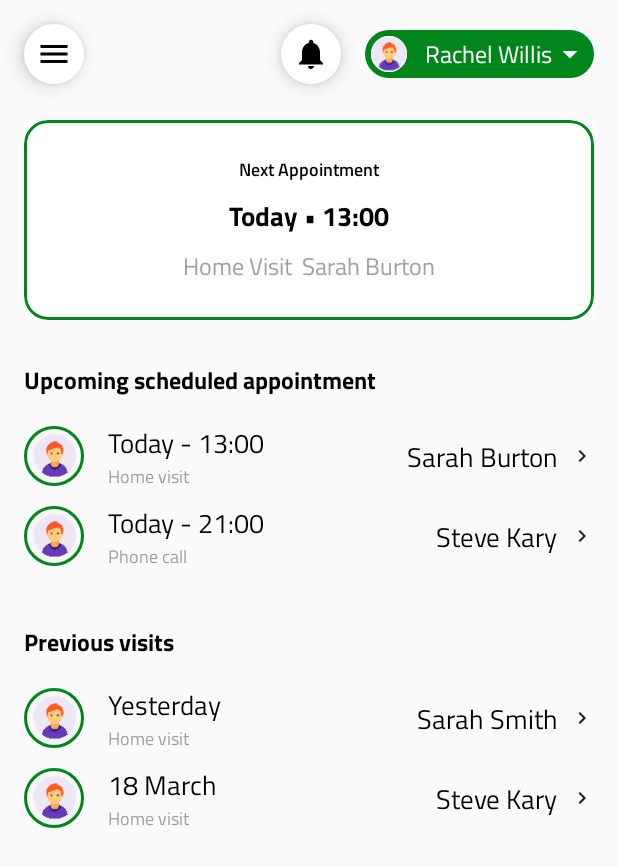
After one commit to mobileappconsultant/sylvademoapp, an Android app built with Jetpack Compose: the HomeScreen screen opened through its navigation route, on a phone screen of 412 x 824 dp. The commit adds this screen. Shown: the top 867 px of the screen. Run offline under Robolectric (Android 15) with nearby library versions, the phone set to English and light mode, and no system bars; our stand-ins replace Dagger/Hilt's generated code.

Commit message:
Implements Home Screen

```diff
--- /dev/null
+++ b/android/src/main/java/com/sylval/demo/android/ui/composable/CustomIconButton.kt
@@ -0,0 +1,27 @@
+package com.sylval.demo.android.ui.composable
+
+import androidx.compose.foundation.clickable
+import androidx.compose.foundation.layout.padding
+import androidx.compose.foundation.layout.size
+import androidx.compose.foundation.shape.CircleShape
+import androidx.compose.material.Card
+import androidx.compose.material.Icon
+import androidx.compose.runtime.Composable
+import androidx.compose.ui.Modifier
+import androidx.compose.ui.graphics.Color
+import androidx.compose.ui.graphics.vector.ImageVector
+import androidx.compose.ui.unit.dp
+
+@Composable
+fun CustomIconButton(icon: ImageVector, onClick : () -> Unit) {
+    Card(elevation = 8.dp, shape = CircleShape, backgroundColor = Color.White, modifier = Modifier.clickable { onClick.invoke() }) {
+        Icon(
+            imageVector = icon,
+            contentDescription = "",
+            modifier = Modifier
+                .size(40.dp)
+                .padding(8.dp),
+            tint = Color.Black
+        )
+    }
+}
--- a/android/src/main/java/com/sylval/demo/android/ui/composable/Form.kt
+++ b/android/src/main/java/com/sylval/demo/android/ui/composable/Form.kt
@@ -20,6 +20,7 @@ fun Form(state: FormState, fields: List<Field>) {
             when (it.type) {
                 FieldType.Primary -> it.Content()
                 FieldType.Switch -> it.ContentSwitch()
+                FieldType.ImageInput ->it.ContentImage()
             }
             Spacer(modifier = Modifier.height(dp24))
         }
--- a/android/src/main/java/com/sylval/demo/android/ui/navigation/Routes.kt
+++ b/android/src/main/java/com/sylval/demo/android/ui/navigation/Routes.kt
@@ -9,5 +9,7 @@ sealed class Routes(val route: String) {
 
     object CarerQuestion : Routes("carerQuestionScreen")
     object IntendingCare : Routes("intendingCareScreen")
+    object HomeScreen : Routes("homeScreen")
+
 
 }
--- a/android/src/main/java/com/sylval/demo/android/ui/screens/auth/SignInScreen.kt
+++ b/android/src/main/java/com/sylval/demo/android/ui/screens/auth/SignInScreen.kt
@@ -71,7 +71,6 @@ fun SignInScreen(onSignUp: () -> Unit, onSignIn: () -> Unit) {
                     ),
                 )
             )
-            Spacer(modifier = Modifier.height(dp32))
             UnderlineText(
                 text = stringResource(R.string.forgot_password),
                 fontWeight = FontWeight.W400,
--- /dev/null
+++ b/android/src/main/java/com/sylval/demo/android/ui/screens/home/HomeScreen.kt
@@ -0,0 +1,64 @@
+package com.sylval.demo.android.ui.screens.home
+
+import androidx.compose.foundation.background
+import androidx.compose.foundation.clickable
+import androidx.compose.foundation.layout.*
+import androidx.compose.foundation.shape.CircleShape
+import androidx.compose.foundation.shape.RoundedCornerShape
+import androidx.compose.material.Card
+import androidx.compose.material.Icon
+import androidx.compose.material.IconButton
+import androidx.compose.material.icons.Icons
+import androidx.compose.material.icons.filled.Menu
+import androidx.compose.material.icons.filled.Notifications
+import androidx.compose.runtime.Composable
+import androidx.compose.ui.Alignment
+import androidx.compose.ui.Modifier
+import androidx.compose.ui.draw.shadow
+import androidx.compose.ui.graphics.Color
+import androidx.compose.ui.unit.dp
+import com.sylval.demo.android.ui.composable.CustomIconButton
+import com.sylval.demo.android.ui.screens.home.composable.AppointmentCard
+import com.sylval.demo.android.ui.screens.home.composable.HomeSection
+import com.sylval.demo.android.ui.screens.home.composable.UserAppointment
+import com.sylval.demo.android.ui.screens.home.composable.UserDropdown
+
+@Composable
+fun HomeScreen() {
+    Box(
+        Modifier
+            .fillMaxSize()
+            .padding(16.dp)
+    ) {
+        Column {
+            Row(verticalAlignment = Alignment.CenterVertically) {
+                CustomIconButton(icon = Icons.Filled.Menu) {
+
+                }
+                Spacer(modifier = Modifier.weight(1f))
+                CustomIconButton(icon = Icons.Filled.Notifications) {
+
+                }
+                Spacer(modifier = Modifier.width(16.dp))
+                UserDropdown()
+            }
+            Spacer(modifier = Modifier.height(24.dp))
+            AppointmentCard()
+            Spacer(modifier = Modifier.height(12.dp))
+            HomeSection(
+                title = "Upcoming scheduled appointment", items = listOf(
+                    UserAppointment("Today - 13:00", "Sarah Burton", "Home visit"),
+                    UserAppointment("Today - 21:00", "Steve Kary", "Phone call")
+
+                )
+            )
+            Spacer(modifier = Modifier.height(12.dp))
+            HomeSection(
+                title = "Previous visits", items = listOf(
+                    UserAppointment("Yesterday", "Sarah Smith", "Home visit"),
+                    UserAppointment("18 March", "Steve Kary", "Home visit")
+                )
+            )
+        }
+    }
+}
--- /dev/null
+++ b/android/src/main/java/com/sylval/demo/android/ui/screens/home/composable/AppointmentCard.kt
@@ -0,0 +1,42 @@
+package com.sylval.demo.android.ui.screens.home.composable
+
+import androidx.compose.foundation.BorderStroke
+import androidx.compose.foundation.background
+import androidx.compose.foundation.border
+import androidx.compose.foundation.layout.*
+import androidx.compose.foundation.shape.RoundedCornerShape
+import androidx.compose.material.Card
+import androidx.compose.runtime.Composable
+import androidx.compose.ui.Alignment
+import androidx.compose.ui.Modifier
+import androidx.compose.ui.draw.clip
+import androidx.compose.ui.graphics.Color
+import androidx.compose.ui.text.font.FontWeight
+import androidx.compose.ui.unit.dp
+import com.sylval.demo.android.ui.composable.PrimaryText
+import com.sylval.demo.android.ui.theme.*
+
+@Composable
+fun AppointmentCard() {
+    Card(
+        modifier = Modifier
+            .fillMaxWidth()
+            .background(Color.White)
+            .clip(RoundedCornerShape(dp16)),
+        elevation = 4.dp,
+        backgroundColor = Color.White,
+        shape = RoundedCornerShape(dp16),
+        border = BorderStroke(width = 2.dp, color = PrimaryColor)
+    ) {
+        Column(modifier = Modifier.padding(dp24).fillMaxWidth(), horizontalAlignment = Alignment.CenterHorizontally) {
+            PrimaryText(text = "Next Appointment", fontWeight = FontWeight.Medium, fontSize = sp12)
+            Spacer(modifier = Modifier.height(dp8))
+            PrimaryText(text = "Today \u2022 13:00", fontWeight = FontWeight.Bold, fontSize = sp18)
+            Spacer(modifier = Modifier.height(dp8))
+            PrimaryText(
+                text = "Home Visit  Sarah Burton",
+                textColor = Color.Gray.copy(alpha = 0.8f)
+            )
+        }
+    }
+}
--- /dev/null
+++ b/android/src/main/java/com/sylval/demo/android/ui/screens/home/composable/HomeSection.kt
@@ -0,0 +1,27 @@
+package com.sylval.demo.android.ui.screens.home.composable
+
+import androidx.compose.foundation.background
+import androidx.compose.foundation.layout.*
+import androidx.compose.runtime.Composable
+import androidx.compose.ui.Modifier
+import androidx.compose.ui.graphics.Color
+import androidx.compose.ui.text.font.FontWeight
+import androidx.compose.ui.unit.dp
+import com.sylval.demo.android.ui.composable.PrimaryText
+
+@Composable
+fun HomeSection(title: String, items: List<UserAppointment>) {
+    Column {
+        PrimaryText(
+            text = title,
+            modifier = Modifier.padding(vertical = 16.dp),
+            fontWeight = FontWeight.Bold
+        )
+        for (item in items) {
+            UserAppointmentListItem(date = item.date, type = item.type, name = item.name)
+            Spacer(modifier = Modifier.height(8.dp))
+        }
+    }
+}
+
+data class UserAppointment(val date: String, val name: String, val type: String)
--- /dev/null
+++ b/android/src/main/java/com/sylval/demo/android/ui/screens/home/composable/UserAppointmentListItem.kt
@@ -0,0 +1,68 @@
+package com.sylval.demo.android.ui.screens.home.composable
+
+import androidx.compose.foundation.Image
+import androidx.compose.foundation.background
+import androidx.compose.foundation.border
+import androidx.compose.foundation.layout.*
+import androidx.compose.foundation.shape.CircleShape
+import androidx.compose.material.Icon
+import androidx.compose.material.icons.Icons
+import androidx.compose.material.icons.filled.ChevronRight
+import androidx.compose.runtime.Composable
+import androidx.compose.ui.Alignment
+import androidx.compose.ui.Modifier
+import androidx.compose.ui.draw.clip
+import androidx.compose.ui.graphics.Color
+import androidx.compose.ui.tooling.preview.Preview
+import androidx.compose.ui.unit.dp
+import androidx.compose.ui.unit.sp
+import coil.compose.rememberAsyncImagePainter
+import com.sylval.demo.android.R
+import com.sylval.demo.android.ui.composable.PrimaryText
+import com.sylval.demo.android.ui.theme.PrimaryColor
+
+@Composable
+fun UserAppointmentListItem(date: String, type: String, name: String) {
+    Row(verticalAlignment = Alignment.CenterVertically, modifier = Modifier.fillMaxWidth()) {
+        Box(
+            modifier = Modifier
+                .border(width = 2.dp, PrimaryColor, shape = CircleShape),
+            contentAlignment = Alignment.Center
+        ) {
+            Image(
+                painter = rememberAsyncImagePainter(model = R.drawable.user_avatar),
+                contentDescription = "",
+                modifier = Modifier
+                    .clip(
+                        CircleShape
+                    )
+                    .padding(4.dp)
+                    .size(32.dp)
+            )
+        }
+        Spacer(modifier = Modifier.width(16.dp))
+        Column {
+            PrimaryText(text = date, fontSize = 18.sp)
+            Spacer(modifier = Modifier.width(2.dp))
+            PrimaryText(text = type, fontSize = 12.sp, textColor = Color.Gray.copy(alpha = 0.8f))
+
+        }
+
+        Spacer(modifier = Modifier.weight(1f))
+        PrimaryText(text = name, fontSize = 18.sp)
+        Spacer(modifier = Modifier.width(8.dp))
+        Icon(
+            imageVector = Icons.Default.ChevronRight,
+            contentDescription = "Select",
+            modifier = Modifier.size(16.dp)
+        )
+    }
+}
+
+@Composable
+@Preview
+fun Preview() {
+    Box(Modifier.background(Color.White)) {
+        UserAppointmentListItem(date = "Today", type = "Home visit", name = "Sarah Winkels")
+    }
+}
--- /dev/null
+++ b/android/src/main/java/com/sylval/demo/android/ui/screens/home/composable/UserDropdown.kt
@@ -0,0 +1,49 @@
+package com.sylval.demo.android.ui.screens.home.composable
+
+import androidx.compose.foundation.Image
+import androidx.compose.foundation.background
+import androidx.compose.foundation.layout.*
+import androidx.compose.foundation.shape.CircleShape
+import androidx.compose.foundation.shape.RoundedCornerShape
+import androidx.compose.material.Icon
+import androidx.compose.material.icons.Icons
+import androidx.compose.material.icons.outlined.ArrowDropDown
+import androidx.compose.runtime.Composable
+import androidx.compose.ui.Alignment
+import androidx.compose.ui.Modifier
+import androidx.compose.ui.draw.clip
+import androidx.compose.ui.graphics.Color
+import androidx.compose.ui.graphics.vector.ImageVector
+import androidx.compose.ui.layout.ContentScale
+import androidx.compose.ui.unit.dp
+import coil.compose.rememberAsyncImagePainter
+import com.sylval.demo.android.R
+import com.sylval.demo.android.ui.composable.PrimaryText
+import com.sylval.demo.android.ui.theme.PrimaryColor
+
+@Composable
+fun UserDropdown() {
+    Box(
+        modifier = Modifier
+            .background(color = PrimaryColor, shape = RoundedCornerShape(50))
+            .clip(RoundedCornerShape(24))
+    ) {
+        Row(verticalAlignment = Alignment.CenterVertically, modifier = Modifier.padding(4.dp)){
+            Image(
+                painter = rememberAsyncImagePainter(model = R.drawable.user_avatar),
+                contentDescription = "",
+                modifier = Modifier
+                    .clip(
+                        CircleShape
+                    )
+                    .background(Color.White)
+                    .size(24.dp),
+                contentScale = ContentScale.Crop
+            )
+            Spacer(modifier = Modifier.width(12.dp))
+            PrimaryText(text = "Rachel Willis", textColor = Color.White)
+            Icon(imageVector = Icons.Outlined.ArrowDropDown, contentDescription = "", tint = Color.White)
+        }
+
+    }
+}
--- a/android/src/main/res/values/strings.xml
+++ b/android/src/main/res/values/strings.xml
@@ -27,4 +27,5 @@
     <string name="relation_client">Relation to client</string>
     <string name="last_step">Last step, we promise.\n\nPlease enter the information of the person or persons that require care.</string>
     <string name="finish">Finish</string>
+    <string name="upload_photo">Upload photo</string>
 </resources>
```
Also changed, not shown: android/src/main/java/com/sylval/demo/android/ui/composable/Field.kt (+15 -1 lines), android/src/main/java/com/sylval/demo/android/ui/composable/ImageInput.kt (added, +53 -0 lines), android/src/main/java/com/sylval/demo/android/ui/navigation/MainNavigation.kt (+14 -3 lines), android/src/main/java/com/sylval/demo/android/ui/screens/auth/SignUpEmailConfirmedScreen.kt (+10 -0 lines), android/src/main/res/drawable/user_avatar.png (added).
